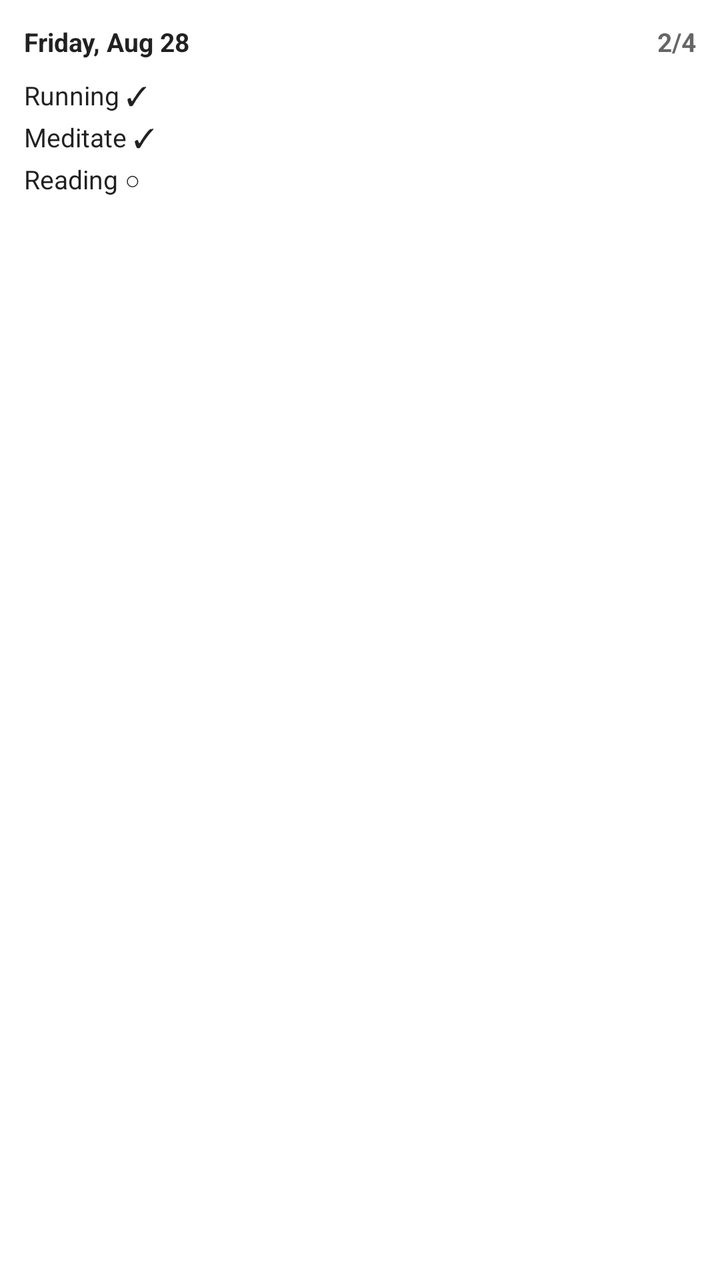
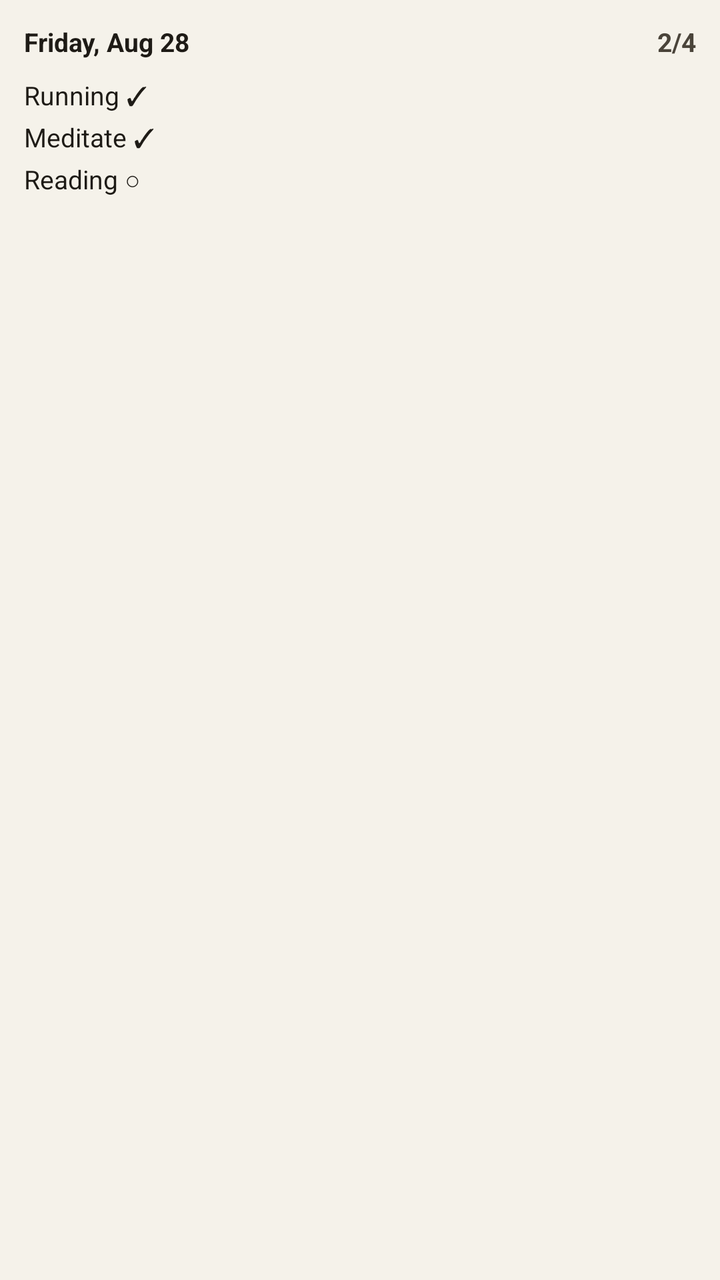

Compare the two renders of this Android layout. The source of the first and the diff that turns it into the second are given below.
<!-- AndroidManifest.xml: fallback theme Theme.MaterialComponents.DayNight.NoActionBar -->
<!-- res/layout/riyaz_widget_preview.xml -->
<?xml version="1.0" encoding="utf-8"?>
<LinearLayout xmlns:android="http://schemas.android.com/apk/res/android"
    android:layout_width="match_parent"
    android:layout_height="match_parent"
    android:orientation="vertical"
    android:padding="12dp"
    android:background="?android:attr/colorBackground">

    <LinearLayout
        android:layout_width="match_parent"
        android:layout_height="wrap_content"
        android:orientation="horizontal"
        android:paddingBottom="6dp">

        <TextView
            android:layout_width="0dp"
            android:layout_height="wrap_content"
            android:layout_weight="1"
            android:textSize="13sp"
            android:textStyle="bold"
            android:maxLines="1"
            android:ellipsize="end"
            android:text="@string/widget_preview_date"
            android:textColor="?android:attr/textColorPrimary" />

        <TextView
            android:layout_width="wrap_content"
            android:layout_height="wrap_content"
            android:textSize="13sp"
            android:textStyle="bold"
            android:text="@string/widget_preview_progress"
            android:textColor="?android:attr/textColorSecondary" />
    </LinearLayout>

    <TextView style="@style/RiyazWidgetRow" android:text="@string/widget_preview_row_1" />
    <TextView style="@style/RiyazWidgetRow" android:text="@string/widget_preview_row_2" />
    <TextView style="@style/RiyazWidgetRow" android:text="@string/widget_preview_row_3" />
</LinearLayout>
<!-- resources referenced by this layout -->
<resources>
  <string name="widget_preview_date">Friday, Aug 28</string>
  <string name="widget_preview_progress">2/4</string>
  <string name="widget_preview_row_1">Running  ✓</string>
  <string name="widget_preview_row_2">Meditate  ✓</string>
  <string name="widget_preview_row_3">Reading  ○</string>
  <style name="RiyazWidgetRow">
          <item name="android:layout_width">match_parent</item>
          <item name="android:layout_height">wrap_content</item>
          <item name="android:textSize">13sp</item>
          <item name="android:paddingTop">3dp</item>
          <item name="android:maxLines">1</item>
          <item name="android:ellipsize">end</item>
          <item name="android:textColor">?android:attr/textColorPrimary</item>
      </style>
</resources>

<!-- the commit's change to res/layout/riyaz_widget_preview.xml (unified diff, before → after) -->
@@ -4,7 +4,7 @@
     android:layout_height="match_parent"
     android:orientation="vertical"
     android:padding="12dp"
-    android:background="?android:attr/colorBackground">
+    android:background="@color/widget_surface">
 
     <LinearLayout
         android:layout_width="match_parent"
@@ -21,7 +21,7 @@
             android:maxLines="1"
             android:ellipsize="end"
             android:text="@string/widget_preview_date"
-            android:textColor="?android:attr/textColorPrimary" />
+            android:textColor="@color/widget_ink" />
 
         <TextView
             android:layout_width="wrap_content"
@@ -29,7 +29,7 @@
             android:textSize="13sp"
             android:textStyle="bold"
             android:text="@string/widget_preview_progress"
-            android:textColor="?android:attr/textColorSecondary" />
+            android:textColor="@color/widget_ink_dim" />
     </LinearLayout>
 
     <TextView style="@style/RiyazWidgetRow" android:text="@string/widget_preview_row_1" />
<!-- resource entries referenced after the edit -->
@@ -1,5 +1,8 @@
 <!-- resources referenced by this layout -->
 <resources>
+  <color name="widget_ink">#FF1E1B16</color>
+  <color name="widget_ink_dim">#FF4A443A</color>
+  <color name="widget_surface">#FFF5F2EA</color>
   <string name="widget_preview_date">Friday, Aug 28</string>
   <string name="widget_preview_progress">2/4</string>
   <string name="widget_preview_row_1">Running  ✓</string>
@@ -12,7 +15,7 @@
           <item name="android:paddingTop">3dp</item>
           <item name="android:maxLines">1</item>
           <item name="android:ellipsize">end</item>
-          <item name="android:textColor">?android:attr/textColorPrimary</item>
+          <item name="android:textColor">@color/widget_ink</item>
       </style>
 </resources>
 
